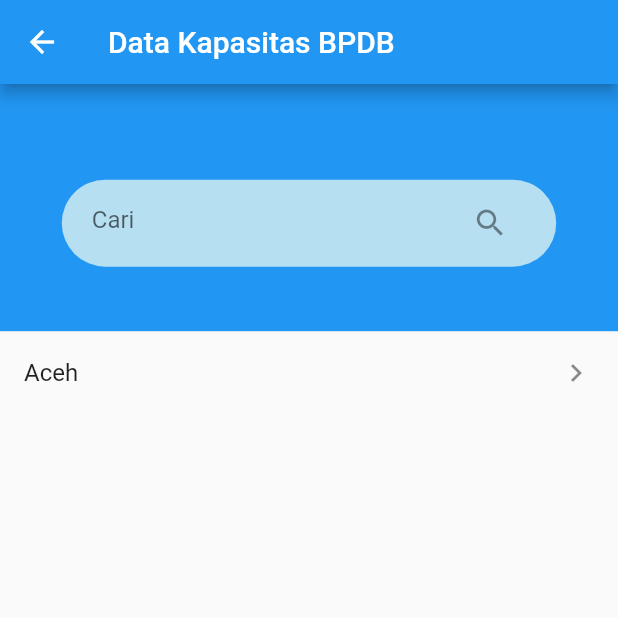
After one commit to DaniFik07/sarina-flutter, a Flutter app: the DataKapasitasBPDBPage screen opened directly, on a phone screen of 412 x 824 dp, the top half of it. The commit adds this screen. Run offline on Flutter 3.47's test engine with Material 2 defaults, Android fonts, the phone set to English and light mode, and no system bars; our stand-ins replace carousel_slider, curved_navigation_bar; network calls fail.

Commit message:
add data kapasitas bpdb page

```diff
--- /dev/null
+++ b/lib/ui/page/data_kapasitas_bpdb_page.dart
@@ -0,0 +1,65 @@
+import 'package:flutter/material.dart';
+import 'package:sarina/ui/widget/text_field_container.dart';
+import 'package:sarina/utils/constants.dart';
+import 'package:sarina/utils/size_config.dart';
+
+/**
+ * Created by Bayu Nugroho
+ * Copyright (c) 2020 . All rights reserved.
+ */
+
+class DataKapasitasBPDBPage extends StatefulWidget {
+  @override
+  _DataKapasitasBPDBPageState createState() => _DataKapasitasBPDBPageState();
+}
+
+class _DataKapasitasBPDBPageState extends State<DataKapasitasBPDBPage> {
+  @override
+  Widget build(BuildContext context) {
+    SizeConfig().init(context);
+    return Scaffold(
+      appBar: AppBar(
+        title: Text('Data Kapasitas BPDB'),
+      ),
+      body: Container(
+        child: Column(
+          children: [
+            Container(
+              width: SizeConfig.screenWidth,
+              height: SizeConfig.screenHight / 5,
+              color: blueColors,
+              child: Column(
+                children: [
+                  SizedBox(height: SizeConfig.screenHight / 18),
+                  Padding(
+                    padding: const EdgeInsets.all(8.0),
+                    child: TextFieldContainer(
+                      child: TextField(
+                        cursorColor: kPrimaryColor,
+                        decoration: InputDecoration(
+                          hintText: "Cari",
+                          suffixIcon: IconButton(
+                            onPressed: () {},
+                            icon: Icon(Icons.search),
+                          ),
+                          border: InputBorder.none,
+                        ),
+                      ),
+                    ),
+                  ),
+                ],
+              ),
+            ),
+            ListTile(
+              title: Text(
+                'Aceh',
+              ),
+              trailing: Icon(Icons.keyboard_arrow_right),
+              onTap: () {},
+            ),
+          ],
+        ),
+      ),
+    );
+  }
+}
--- a/lib/ui/page/profile_daerah.dart
+++ b/lib/ui/page/profile_daerah.dart
@@ -1,4 +1,5 @@
 import 'package:flutter/material.dart';
+import 'package:sarina/ui/page/data_kapasitas_bpdb_page.dart';
 import 'package:sarina/utils/constants.dart';
 import 'package:sarina/utils/size_config.dart';
 
@@ -43,6 +44,7 @@ class _ProfileDaerahPageState extends State<ProfileDaerahPage> {
                         padding: EdgeInsets.all(10.0),
                         child: GestureDetector(
                           onTap: () {
+                            Navigator.of(context).push(MaterialPageRoute(builder: (context) => DataKapasitasBPDBPage()));
                           },
                           child: Container(
                             width: 100.0,
```
